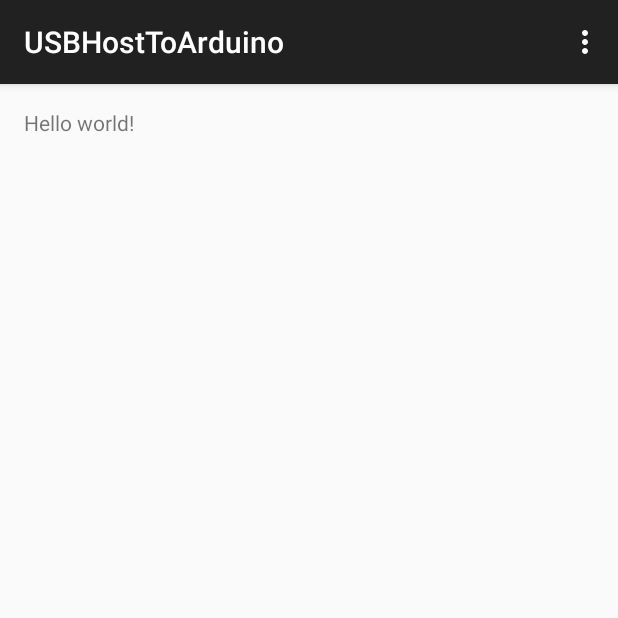
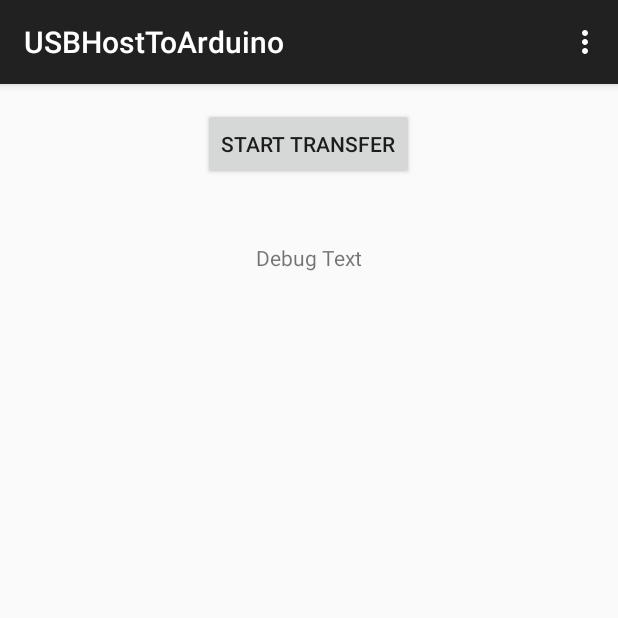
Before and after one commit to anishk25/RoboticsNavigationProject, an Android app: the screen it shows after launch (MainActivity), on a phone screen of 412 x 824 dp, the top half of it. Run offline under Robolectric (Android 15) with nearby library versions, the phone set to English and light mode, and no system bars.

Commit message:
added broadcast receiver to receive usb permission

```diff
--- a/USBHostToArduino/app/src/main/java/com/arduino/android/sample/MainActivity.java
+++ b/USBHostToArduino/app/src/main/java/com/arduino/android/sample/MainActivity.java
@@ -1,17 +1,34 @@
 package com.arduino.android.sample;
 
+import android.content.Context;
+import android.hardware.usb.UsbDevice;
+import android.hardware.usb.UsbManager;
 import android.support.v7.app.ActionBarActivity;
 import android.os.Bundle;
+import android.text.TextWatcher;
 import android.view.Menu;
 import android.view.MenuItem;
+import android.view.View;
+import android.widget.Button;
+import android.widget.TextView;
+
+import java.util.HashMap;
 
 
-public class MainActivity extends ActionBarActivity {
+public class MainActivity extends ActionBarActivity implements View.OnClickListener {
+
+    private UsbController usbController;
+    private Button bStartTransfer;
+    private TextView tvDebug;
 
     @Override
     protected void onCreate(Bundle savedInstanceState) {
         super.onCreate(savedInstanceState);
         setContentView(R.layout.activity_main);
+        bStartTransfer = (Button)findViewById(R.id.bStartTransfer);
+        tvDebug = (TextView)findViewById(R.id.tvDebug);
+        usbController = new UsbController(getApplicationContext(),tvDebug);
+
     }
 
 
@@ -36,4 +53,12 @@ public class MainActivity extends ActionBarActivity {
 
         return super.onOptionsItemSelected(item);
     }
+
+    @Override
+    public void onClick(View v) {
+        switch(v.getId()){
+            case R.id.bStartTransfer:
+                usbController.initUSB();
+        }
+    }
 }
--- /dev/null
+++ b/USBHostToArduino/app/src/main/java/com/arduino/android/sample/UsbController.java
@@ -0,0 +1,93 @@
+package com.arduino.android.sample;
+
+import android.app.PendingIntent;
+import android.content.BroadcastReceiver;
+import android.content.Context;
+import android.content.Intent;
+import android.content.IntentFilter;
+import android.hardware.usb.UsbDevice;
+import android.hardware.usb.UsbManager;
+import android.widget.TextView;
+
+import java.util.HashMap;
+import java.util.Iterator;
+
+/**
+ * Created by anish_khattar25 on 1/21/15.
+ */
+public class UsbController {
+    private Context mApplicationContext;
+    private UsbManager mUsbManager;
+    private final String ACTION_USB_PERMISSION= "com.arduino.android.sample.USB_PERMISSION";
+    private UsbBroadcastReceiver usbBroadcastReceiver;
+    private TextView tvDebug;
+
+    public UsbController(Context context,TextView tvDebug){
+        mApplicationContext = context;
+        mUsbManager = (UsbManager)mApplicationContext.getSystemService(Context.USB_SERVICE);
+        this.tvDebug = tvDebug;
+        usbBroadcastReceiver = new UsbBroadcastReceiver();
+        initUSB();
+    }
+
+    public void initUSB(){
+        HashMap<String,UsbDevice> devList = mUsbManager.getDeviceList();
+        Iterator<UsbDevice> deviceIterator = devList.values().iterator();
+        while(deviceIterator.hasNext()){
+            UsbDevice d = deviceIterator.next();
+            MyLog.e("Found Device " + "Vendor Id:" + d.getVendorId() + " Product Id:" +  d.getProductId());
+            if(d.getVendorId() == Constants.ARDUINO_VID && d.getProductId() == Constants.ARDUINO_PID){
+                // check if arduino has permission to connect
+                if(mUsbManager.hasPermission(d)){
+                    tvDebug.setText("USB device has permission!");
+                    // start thread here
+                    return;
+                }else{
+                    requestPermissionForUSB(d);
+                }
+                break;
+            }
+        }
+    }
+
+
+    private void requestPermissionForUSB(UsbDevice d){
+        PendingIntent pendingIntent = PendingIntent.getBroadcast(mApplicationContext,0, new Intent(ACTION_USB_PERMISSION),0);
+        IntentFilter filter = new IntentFilter(ACTION_USB_PERMISSION);
+        mApplicationContext.registerReceiver(usbBroadcastReceiver,filter);
+        mUsbManager.requestPermission(d,pendingIntent);
+    }
+
+
+    private class UsbBroadcastReceiver extends BroadcastReceiver{
+        @Override
+        public void onReceive(Context context, Intent intent) {
+            String action = intent.getAction();
+            if(action.equals(ACTION_USB_PERMISSION)){
+                synchronized (this){
+                    if(intent.getBooleanExtra(UsbManager.EXTRA_PERMISSION_GRANTED,false)){
+                        MyLog.e("Permission Granted to USB Device!");
+                        UsbDevice usbDevice = (UsbDevice)intent.getParcelableExtra(UsbManager.EXTRA_DEVICE);
+                        if(usbDevice != null && usbDevice.getVendorId() == Constants.ARDUINO_VID && usbDevice.getProductId() == Constants.ARDUINO_PID){
+                            MyLog.e("Arduino MEGA Found!");
+                            tvDebug.setText("Arduino Granted Permission");
+                            // start new thread here
+                        }else{
+                            MyLog.e("Unknown usb device attached");
+                        }
+
+                    }else{
+                        MyLog.e("permission denied for USB Device");
+                    }
+                }
+            }
+
+        }
+    }
+
+
+
+
+
+
+}
--- a/USBHostToArduino/app/src/main/res/layout/activity_main.xml
+++ b/USBHostToArduino/app/src/main/res/layout/activity_main.xml
@@ -5,7 +5,20 @@
     android:paddingTop="@dimen/activity_vertical_margin"
     android:paddingBottom="@dimen/activity_vertical_margin" tools:context=".MainActivity">
 
-    <TextView android:text="@string/hello_world" android:layout_width="wrap_content"
-        android:layout_height="wrap_content" />
+    <Button
+        android:layout_width="wrap_content"
+        android:layout_height="wrap_content"
+        android:text="Start Transfer"
+        android:id="@+id/bStartTransfer"
+        android:layout_alignParentTop="true"
+        android:layout_centerHorizontal="true" />
 
+    <TextView
+        android:layout_width="wrap_content"
+        android:layout_height="wrap_content"
+        android:text="Debug Text"
+        android:id="@+id/tvDebug"
+        android:layout_marginTop="42dp"
+        android:layout_below="@+id/bStartTransfer"
+        android:layout_centerHorizontal="true" />
 </RelativeLayout>
```
Also changed, not shown: USBHostToArduino/app/src/main/AndroidManifest.xml (+12 -0 lines), USBHostToArduino/app/src/main/java/com/arduino/android/sample/Constants.java (added, +10 -0 lines), USBHostToArduino/app/src/main/java/com/arduino/android/sample/MyLog.java (added, +16 -0 lines), USBHostToArduino/app/src/main/res/xml/device_filter.xml (added, +7 -0 lines), 1 other file.
